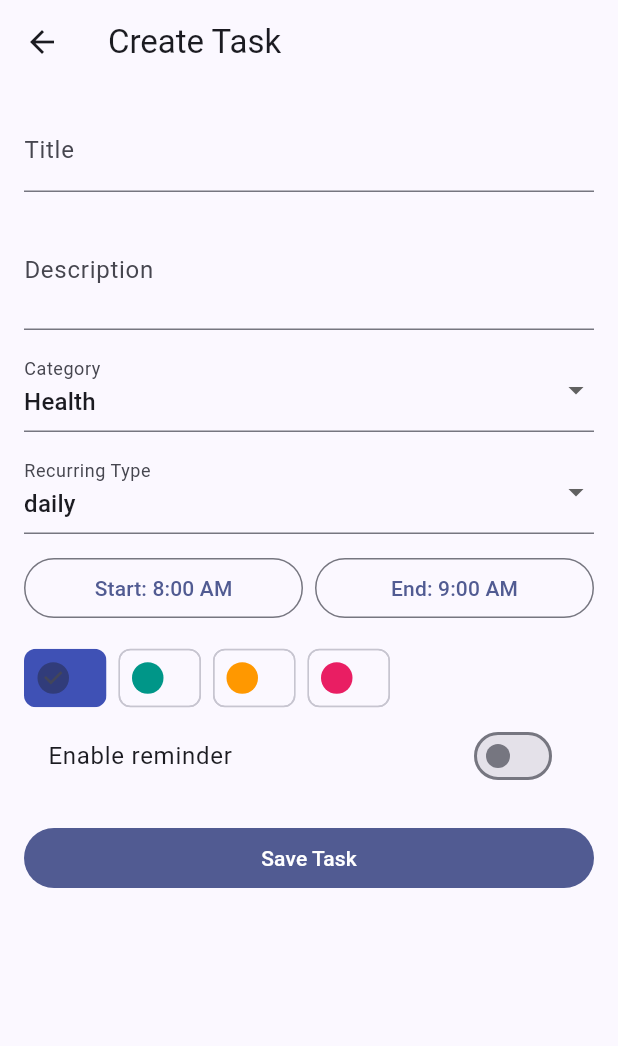
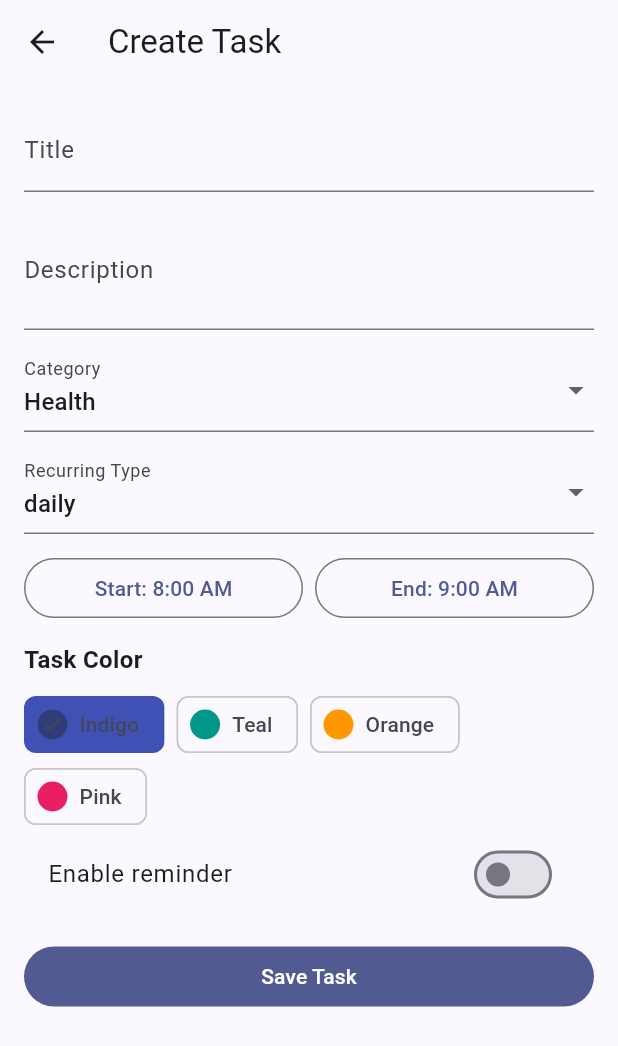
Before and after one commit to Siddharth-626/DisciplineApp, a Flutter app: the screen it shows once a user with an empty profile is signed in, after a tap on the "add" icon, on a phone screen of 412 x 824 dp. Shown: the top 1046 px of the screen. Run offline on Flutter 3.47's test engine with Material 3 defaults, Android fonts, the phone set to English and light mode, and no system bars; our stand-ins replace cloud_firestore, firebase_auth, firebase_core, firebase_messaging, fl_chart, flutter_local_notifications and 3 more; accounts and stored records are empty.

Commit message:
🎨 Palette: Enhance task management UX and accessibility
- Add tooltips to all icon-only buttons in TasksScreen and TaskCard.
- Implement a confirmation dialog for task deletion to prevent accidental data loss.
- Improve color selection accessibility in TaskFormScreen by adding meaningful labels and tooltips to ChoiceChips.
- Address several lint warnings by updating deprecated color.value to toARGB32() and using context.mounted for async gap checks.
- Document critical UX/accessibility learnings in .Jules/palette.md.

Co-authored-by: Siddharth-626 <175191842+Siddharth-626@users.noreply.github.com>

```diff
--- a/lib/features/dashboard/domain/dashboard_metrics.dart
+++ b/lib/features/dashboard/domain/dashboard_metrics.dart
@@ -52,7 +52,7 @@ class DashboardMetrics {
 
     final streakStats = _calculateStreaks(logs);
     final total = completed + skipped + missed;
-    final productivity = total == 0 ? 0 : (completed / total) * 100;
+    final productivity = total == 0 ? 0.0 : (completed / total) * 100.0;
 
     return DashboardMetrics(
       completed: completed,
--- a/lib/features/tasks/domain/task_model.dart
+++ b/lib/features/tasks/domain/task_model.dart
@@ -77,7 +77,7 @@ class TaskModel {
       endTime: (map['endTime'] as Timestamp?)?.toDate() ?? DateTime.now(),
       recurringType: map['recurringType'] as String? ?? 'daily',
       category: map['category'] as String? ?? 'Personal',
-      color: map['color'] as int? ?? Colors.indigo.value,
+      color: map['color'] as int? ?? Colors.indigo.toARGB32(),
       reminderEnabled: map['reminderEnabled'] as bool? ?? false,
       createdAt: (map['createdAt'] as Timestamp?)?.toDate() ?? DateTime.now(),
     );
--- a/lib/features/tasks/presentation/task_form_screen.dart
+++ b/lib/features/tasks/presentation/task_form_screen.dart
@@ -20,7 +20,7 @@ class _TaskFormScreenState extends ConsumerState<TaskFormScreen> {
   final _description = TextEditingController();
   late String _category;
   late String _recurring;
-  var _color = Colors.indigo.value;
+  var _color = Colors.indigo.toARGB32();
   var _reminder = false;
   TimeOfDay _start = const TimeOfDay(hour: 8, minute: 0);
   TimeOfDay _end = const TimeOfDay(hour: 9, minute: 0);
@@ -33,7 +33,7 @@ class _TaskFormScreenState extends ConsumerState<TaskFormScreen> {
     _description.text = task?.description ?? '';
     _category = task?.category ?? AppConstants.taskCategories.first;
     _recurring = task?.recurringType ?? AppConstants.recurringTypes.first;
-    _color = task?.color ?? Colors.indigo.value;
+    _color = task?.color ?? Colors.indigo.toARGB32();
     _reminder = task?.reminderEnabled ?? false;
     if (task != null) {
       _start = TimeOfDay.fromDateTime(task.startTime);
@@ -111,16 +111,24 @@ class _TaskFormScreenState extends ConsumerState<TaskFormScreen> {
               ],
             ),
             const SizedBox(height: 12),
+            const Text('Task Color', style: TextStyle(fontSize: 16, fontWeight: FontWeight.bold)),
+            const SizedBox(height: 8),
             Wrap(
               spacing: 8,
               children: [
-                for (final color in [Colors.indigo, Colors.teal, Colors.orange, Colors.pink])
+                for (final entry in {
+                  'Indigo': Colors.indigo,
+                  'Teal': Colors.teal,
+                  'Orange': Colors.orange,
+                  'Pink': Colors.pink,
+                }.entries)
                   ChoiceChip(
-                    label: const Text(''),
-                    selectedColor: color,
-                    selected: _color == color.value,
-                    onSelected: (_) => setState(() => _color = color.value),
-                    avatar: CircleAvatar(backgroundColor: color),
+                    label: Text(entry.key),
+                    selectedColor: entry.value,
+                    selected: _color == entry.value.toARGB32(),
+                    onSelected: (_) => setState(() => _color = entry.value.toARGB32()),
+                    avatar: CircleAvatar(backgroundColor: entry.value),
+                    tooltip: 'Select ${entry.key} color',
                   ),
               ],
             ),
@@ -149,7 +157,7 @@ class _TaskFormScreenState extends ConsumerState<TaskFormScreen> {
                   createdAt: widget.task?.createdAt ?? now,
                 );
                 await ref.read(taskControllerProvider.notifier).saveTask(task);
-                if (mounted) Navigator.pop(context);
+                if (context.mounted) Navigator.pop(context);
               },
               child: const Text('Save Task'),
             ),
--- a/lib/features/tasks/presentation/tasks_screen.dart
+++ b/lib/features/tasks/presentation/tasks_screen.dart
@@ -23,10 +23,12 @@ class TasksScreen extends ConsumerWidget {
           IconButton(
             onPressed: () => context.push('/dashboard'),
             icon: const Icon(Icons.analytics_outlined),
+            tooltip: 'View Dashboard',
           ),
           IconButton(
             onPressed: () => ref.read(authControllerProvider.notifier).signOut(),
             icon: const Icon(Icons.logout),
+            tooltip: 'Logout',
           ),
         ],
       ),
@@ -48,7 +50,28 @@ class TasksScreen extends ConsumerWidget {
                       context,
                       MaterialPageRoute(builder: (_) => TaskFormScreen(task: task)),
                     ),
-                    onDelete: () => ref.read(taskControllerProvider.notifier).deleteTask(task.id),
+                    onDelete: () async {
+                      final confirmed = await showDialog<bool>(
+                        context: context,
+                        builder: (context) => AlertDialog(
+                          title: const Text('Delete Task'),
+                          content: const Text('Are you sure you want to delete this task?'),
+                          actions: [
+                            TextButton(
+                              onPressed: () => Navigator.pop(context, false),
+                              child: const Text('Cancel'),
+                            ),
+                            TextButton(
+                              onPressed: () => Navigator.pop(context, true),
+                              child: const Text('Delete', style: TextStyle(color: Colors.red)),
+                            ),
+                          ],
+                        ),
+                      );
+                      if (confirmed == true && context.mounted) {
+                        ref.read(taskControllerProvider.notifier).deleteTask(task.id);
+                      }
+                    },
                   ),
                   Row(
                     mainAxisAlignment: MainAxisAlignment.spaceEvenly,
@@ -89,6 +112,7 @@ class TasksScreen extends ConsumerWidget {
           context,
           MaterialPageRoute(builder: (_) => const TaskFormScreen()),
         ),
+        tooltip: 'Create New Task',
         child: const Icon(Icons.add),
       ),
     );
--- a/lib/widgets/task_card.dart
+++ b/lib/widgets/task_card.dart
@@ -24,7 +24,11 @@ class TaskCard extends StatelessWidget {
         subtitle: Text(
           '${task.category} • ${DateFormat.Hm().format(task.startTime)} - ${DateFormat.Hm().format(task.endTime)}',
         ),
-        trailing: IconButton(icon: const Icon(Icons.delete_outline), onPressed: onDelete),
+        trailing: IconButton(
+          icon: const Icon(Icons.delete_outline),
+          onPressed: onDelete,
+          tooltip: 'Delete Task',
+        ),
       ),
     );
   }
```
Also changed, not shown: 1 other file.
